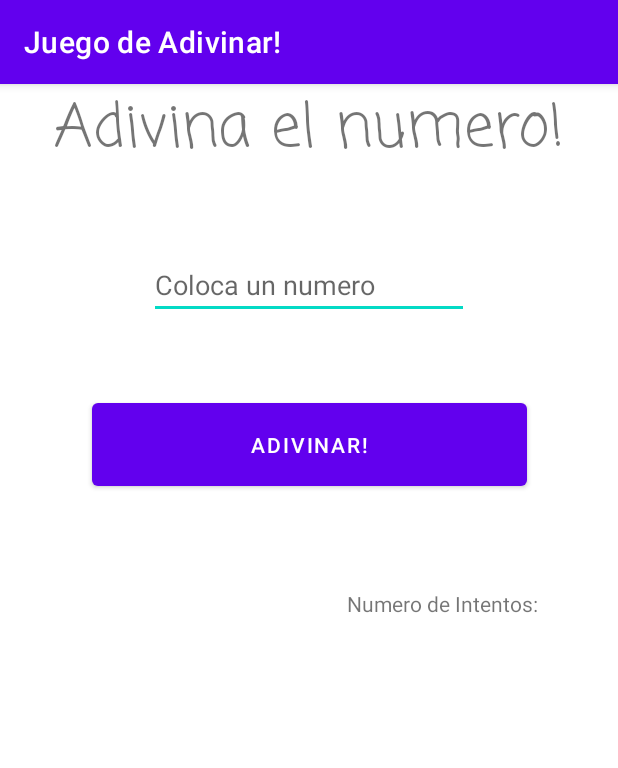
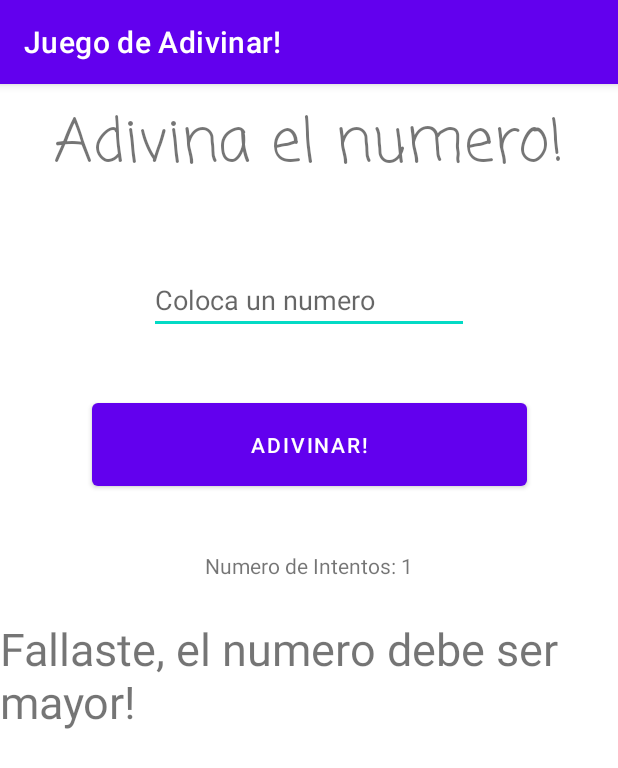
Before and after one commit to Betico1928/Guessing-game---Android-Studio, an Android app: the screen it shows after launch (MainActivity), after a tap on "ADIVINAR!", on a phone screen of 412 x 824 dp. Shown: the top 768 px of the screen. Run offline under Robolectric (Android 15) with nearby library versions, the phone set to English and light mode, and no system bars; 1 statement that could not run was skipped.

Commit message:
Finalizada la lógica.

```diff
--- a/app/src/main/java/javeriana/edu/co/practica1_juegodeadivinar/MainActivity.java
+++ b/app/src/main/java/javeriana/edu/co/practica1_juegodeadivinar/MainActivity.java
@@ -8,6 +8,7 @@ import android.text.Editable;
 import android.util.Log;
 import android.view.View;
 import android.widget.EditText;
+import android.widget.Toast;
 
 import java.util.Random;
 
@@ -19,6 +20,9 @@ public class MainActivity extends AppCompatActivity
 
     // Creación del Random
     Random randomNumber = new Random();
+
+    // Contador de intentos:
+    int contadorDeIntentos = 0;
 
 
     @Override
@@ -32,9 +36,6 @@ public class MainActivity extends AppCompatActivity
         int resultadoDelRandom = randomNumber.nextInt(101);
         Log.i("Numero aleatorio generado: ", String.valueOf(resultadoDelRandom));
 
-        // Contador de intentos:
-        int contadorDeIntentos = 0;
-
 
         binding.botonAdivinar.setOnClickListener(new View.OnClickListener()
         {
@@ -43,13 +44,50 @@ public class MainActivity extends AppCompatActivity
             {
                 Log.i("Numero a adivinar: ", String.valueOf(resultadoDelRandom));
 
-                // Pasar del EditText al editable usando binding
+                // Pasar del EditText al editable usando binding.
                 Editable numeroRecibido = binding.textoNumeroAdivinado.getText();
                 int numeroSugerido = Integer.parseInt(numeroRecibido.toString());
 
+                // Mostrar numero dado por el usuario.
                 Log.i("Numero sugerido: ", String.valueOf(numeroSugerido));
 
-                //if (resultadoDelRandom != numeroSugerido);
+
+                // Logica general
+                if (numeroSugerido < 0)
+                {
+                    binding.resultadoDelJuego.setText("Tu numero es demasiado pequeño");
+                    Toast.makeText(getBaseContext(), "Recuerda, el numero debe empieza en 0", Toast.LENGTH_LONG).show();
+                }
+                else if (numeroSugerido > 100)
+                {
+                    binding.resultadoDelJuego.setText("Tu numero es demasiado grande");
+                    Toast.makeText(getBaseContext(), "Recuerda, el numero debe termina en 100", Toast.LENGTH_LONG).show();
+                }
+                else if (numeroSugerido > resultadoDelRandom && numeroSugerido <= 100)
+                {
+                    binding.resultadoDelJuego.setText("Fallaste, el numero debe ser menor!");
+                    Log.i("Numero no adivinado (menor)", "Se pide numero menor, el numero fue " + numeroSugerido + " y se necesita " + resultadoDelRandom);
+
+                    contadorDeIntentos = contadorDeIntentos + 1;
+                    binding.numeroDeIntentos.setText("Numero de Intentos: " + contadorDeIntentos);
+                    Log.i("Intentos: ", "Numero de Intentos: " + contadorDeIntentos);
+                }
+                else if (numeroSugerido < resultadoDelRandom && numeroSugerido >= 0)
+                {
+                    binding.resultadoDelJuego.setText("Fallaste, el numero debe ser mayor!");
+                    Log.i("Numero no adivinado (mayor)", "Se pide numero mayor, el numero fue " + numeroSugerido + " y se necesita " + resultadoDelRandom);
+
+                    contadorDeIntentos = contadorDeIntentos + 1;
+                    binding.numeroDeIntentos.setText("Numero de Intentos: " + contadorDeIntentos);
+                    Log.i("Intentos: ", "Numero de Intentos: " + contadorDeIntentos);
+                }
+                else
+                {
+                    binding.resultadoDelJuego.setText("GANASTE! El numero era " + resultadoDelRandom);
+                    binding.numeroDeIntentos.setText("Numero de Intentos: " + contadorDeIntentos);
+
+                    Log.i("Estado del juego: ", "Finalizado :D");
+                }
             }
         });
     }
--- a/app/src/main/res/layout/activity_main.xml
+++ b/app/src/main/res/layout/activity_main.xml
@@ -10,6 +10,7 @@
         android:id="@+id/tituloJuego"
         android:layout_width="wrap_content"
         android:layout_height="wrap_content"
+        android:layout_marginTop="10dp"
         android:fontFamily="casual"
         android:text="Adivina el numero!"
         android:textSize="40sp"
@@ -33,7 +34,7 @@
         android:id="@+id/botonAdivinar"
         android:layout_width="290dp"
         android:layout_height="67dp"
-        android:layout_marginTop="50dp"
+        android:layout_marginTop="40dp"
         android:onClick="adivinarNumero"
         android:text="ADIVINAR!"
         app:layout_constraintEnd_toEndOf="parent"
@@ -41,27 +42,27 @@
         app:layout_constraintTop_toBottomOf="@+id/textoNumeroAdivinado" />
 
     <TextView
-        android:id="@+id/resultadoJuego"
+        android:id="@+id/numeroDeIntentos"
         android:layout_width="wrap_content"
         android:layout_height="wrap_content"
-        android:layout_marginEnd="220dp"
-        android:layout_marginBottom="350dp"
+        android:layout_marginBottom="400dp"
+        android:text="Numero de Intentos: "
         app:layout_constraintBottom_toBottomOf="parent"
-        app:layout_constraintEnd_toEndOf="@+id/botonAdivinar"
+        app:layout_constraintEnd_toEndOf="parent"
         app:layout_constraintStart_toStartOf="parent"
         app:layout_constraintTop_toBottomOf="@+id/botonAdivinar" />
 
     <TextView
-        android:id="@+id/numeroDeIntentos"
+        android:id="@+id/resultadoDelJuego"
         android:layout_width="wrap_content"
         android:layout_height="wrap_content"
-        android:layout_marginStart="220dp"
-        android:layout_marginEnd="100dp"
-        android:layout_marginBottom="350dp"
-        android:text="Numero de Intentos: "
+        android:layout_marginBottom="300dp"
+        android:textSize="30sp"
         app:layout_constraintBottom_toBottomOf="parent"
         app:layout_constraintEnd_toEndOf="parent"
-        app:layout_constraintStart_toStartOf="@+id/botonAdivinar"
-        app:layout_constraintTop_toBottomOf="@+id/botonAdivinar" />
+        app:layout_constraintHorizontal_bias="0.487"
+        app:layout_constraintStart_toStartOf="parent"
+        app:layout_constraintTop_toBottomOf="@+id/numeroDeIntentos"
+        app:layout_constraintVertical_bias="0.417" />
 
 </androidx.constraintlayout.widget.ConstraintLayout>
```
